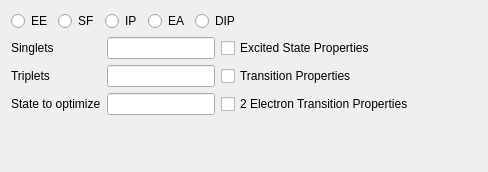
The window that src/Qui/EomTab.ui (nutjunkie/IQmol) describes before a commit, drawn with Qt 5.
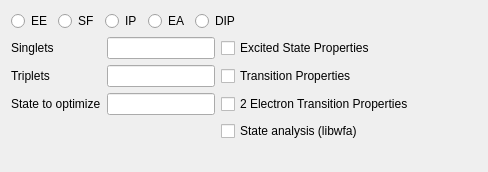
The same window after the commit.

Commit message: add checkboxes for libwfa for CIS, ADC, EOM-CC

Diff of the .ui file:
```diff
--- a/src/Qui/EomTab.ui
+++ b/src/Qui/EomTab.ui
@@ -122,7 +122,13 @@
        </property>
       </widget>
      </item>
-     <item row="2" column="0">
+     <item row="3" column="2">
+      <widget class="QCheckBox" name="state_analysis">
+       <property name="text">
+        <string>State analysis (libwfa)</string>
+       </property>
+      </widget>
+     </item>     <item row="2" column="0">
       <widget class="QLabel" name="label_cc_state_to_opt">
        <property name="text">
         <string>State to optimize</string>
```
The commit also changes 3 other files.
